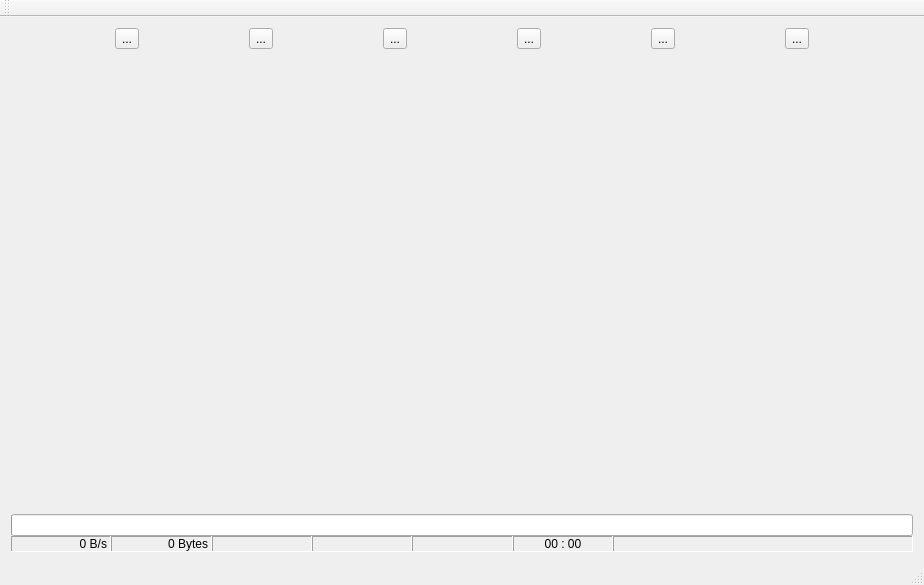
Old version of the form sourcecode/26MobileTool/Form/Widget/MainWindow.ui in the repository sauantao/AndroidMobileSolution.
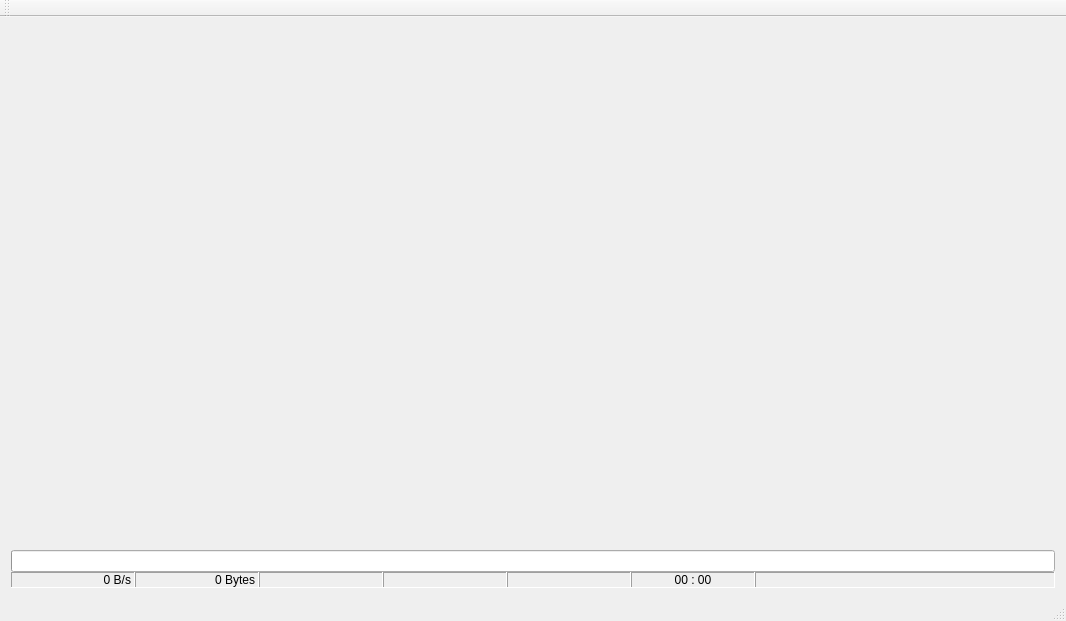
New version of the form. Icons and pictures are not drawn.

Commit message: Intel widget add

What changed in the file:
```diff
--- a/sourcecode/26MobileTool/Form/Widget/MainWindow.ui
+++ b/sourcecode/26MobileTool/Form/Widget/MainWindow.ui
@@ -6,8 +6,8 @@
    <rect>
     <x>0</x>
     <y>0</y>
-    <width>924</width>
-    <height>585</height>
+    <width>1066</width>
+    <height>621</height>
    </rect>
   </property>
   <property name="windowTitle">
@@ -21,112 +21,6 @@
    <layout class="QHBoxLayout" name="horizontalLayout_3">
     <item>
      <layout class="QVBoxLayout" name="verticalLayout">
-      <item>
-       <layout class="QHBoxLayout" name="horizontalLayout_2">
-        <item>
-         <widget class="QToolButton" name="toolButton_OpQualcom">
-          <property name="text">
-           <string>...</string>
-          </property>
-          <property name="icon">
-           <iconset resource="../../26MobileTool.qrc">
-            <normaloff>:/ImageButton/image/Button/if_start_71143.png</normaloff>:/ImageButton/image/Button/if_start_71143.png</iconset>
-          </property>
-          <property name="iconSize">
-           <size>
-            <width>64</width>
-            <height>64</height>
-           </size>
-          </property>
-         </widget>
-        </item>
-        <item>
-         <widget class="QToolButton" name="toolButton_OpMediatek">
-          <property name="text">
-           <string>...</string>
-          </property>
-          <property name="icon">
-           <iconset resource="../../26MobileTool.qrc">
-            <normaloff>:/ImageButton/image/Button/turnoff.png</normaloff>:/ImageButton/image/Button/turnoff.png</iconset>
-          </property>
-          <property name="iconSize">
-           <size>
-            <width>64</width>
-            <height>64</height>
-           </size>
-          </property>
-         </widget>
-        </item>
-        <item>
-         <widget class="QToolButton" name="toolButton_OpIntel">
-          <property name="text">
-           <string>...</string>
-          </property>
-          <property name="icon">
-           <iconset resource="../../26MobileTool.qrc">
-            <normaloff>:/ImageButton/image/Button/reboot.png</normaloff>:/ImageButton/image/Button/reboot.png</iconset>
-          </property>
-          <property name="iconSize">
-           <size>
-            <width>64</width>
-            <height>64</height>
-           </size>
-          </property>
-         </widget>
-        </item>
-        <item>
-         <widget class="QToolButton" name="toolButton_OpSprd">
-          <property name="text">
-           <string>...</string>
-          </property>
-          <property name="icon">
-           <iconset resource="../../26MobileTool.qrc">
-            <normaloff>:/ImageButton/image/Button/if_button-power_red_69071.png</normaloff>:/ImageButton/image/Button/if_button-power_red_69071.png</iconset>
-          </property>
-          <property name="iconSize">
-           <size>
-            <width>64</width>
-            <height>64</height>
-           </size>
-          </property>
-         </widget>
-        </item>
-        <item>
-         <widget class="QToolButton" name="toolButton_OpAndroid">
-          <property name="text">
-           <string>...</string>
-          </property>
-          <property name="icon">
-           <iconset resource="../../26MobileTool.qrc">
-            <normaloff>:/ImageButton/image/Button/if_button-check_blue_68680.png</normaloff>:/ImageButton/image/Button/if_button-check_blue_68680.png</iconset>
-          </property>
-          <property name="iconSize">
-           <size>
-            <width>64</width>
-            <height>64</height>
-           </size>
-          </property>
-         </widget>
-        </item>
-        <item>
-         <widget class="QToolButton" name="toolButton_6">
-          <property name="text">
-           <string>...</string>
-          </property>
-          <property name="icon">
-           <iconset resource="../../26MobileTool.qrc">
-            <normaloff>:/ImageButton/image/Button/checl.png</normaloff>:/ImageButton/image/Button/checl.png</iconset>
-          </property>
-          <property name="iconSize">
-           <size>
-            <width>64</width>
-            <height>64</height>
-           </size>
-          </property>
-         </widget>
-        </item>
-       </layout>
-      </item>
       <item>
        <widget class="QTabWidget" name="tabWidget">
         <property name="enabled">
```
Left out of the diff: 2 changed lines with no effect on the pictures. The commit also changes 86 other files.
